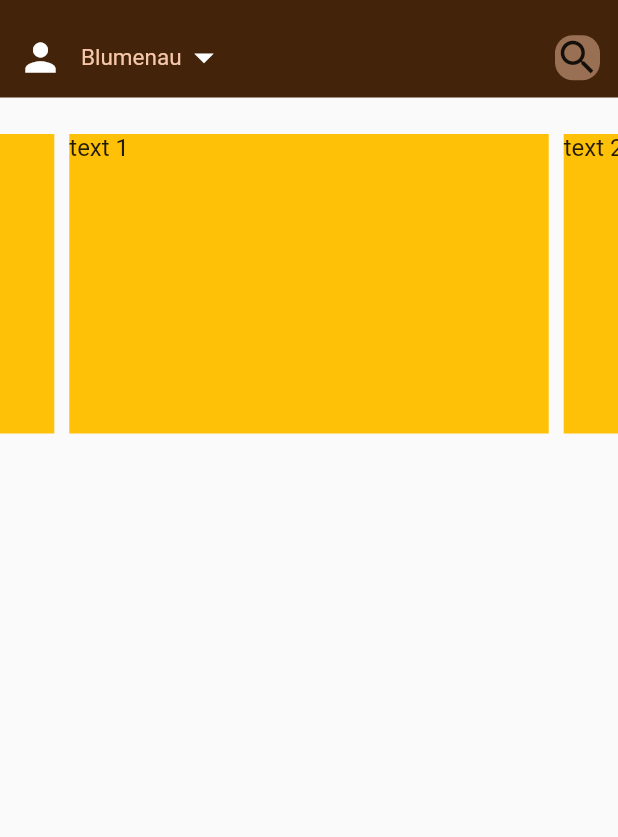
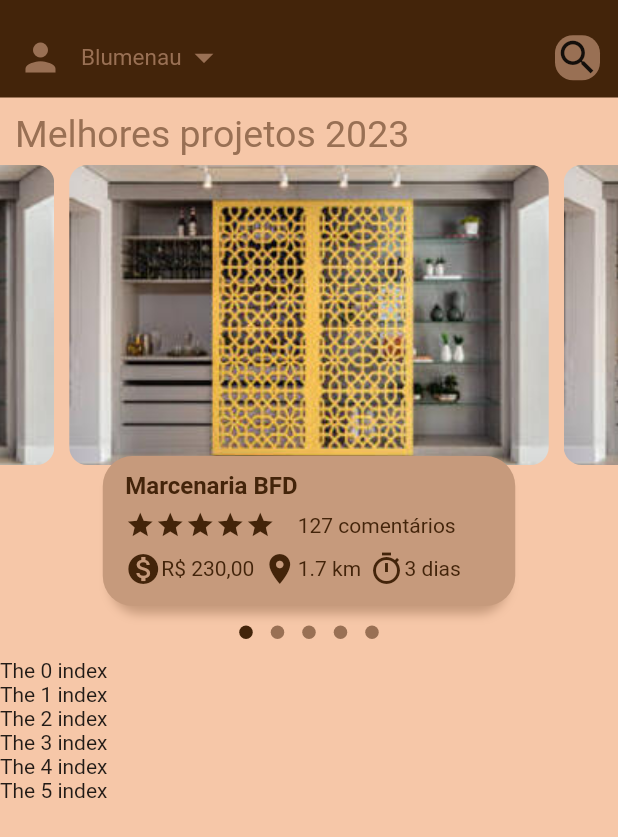
Before and after one commit to juninhocb/MovelX_Mobile, a Flutter app: the GuestHomePage screen opened by its route, on a phone screen of 412 x 824 dp. Shown: the top 837 px of the screen. Run offline on Flutter 3.47's test engine with Material 2 defaults, Android fonts, the phone set to English and light mode, and no system bars; drawn by our look-alikes of carousel_slider, dots_indicator; our stand-ins replace flutter_login, get; missing offline and left inert: dart:ffi.

Commit message:
feat: carousel slider | container information

```diff
--- a/lib/helpers/constants/app_constants.dart
+++ b/lib/helpers/constants/app_constants.dart
@@ -1,6 +1,14 @@
 class AppConstants {
   static const String logoPath = "assets/images/Logo.png";
   static const String logoWithoutBgPath = "assets/images/Logowbg.png";
+
+  //Showroom
+  static const String guestImage1 = "assets/images/guest_image/dispense1.jpg";
+  static const String guestImage2 = "assets/images/guest_image/kitchen1.jpg";
+  static const String guestImage3 = "assets/images/guest_image/kitchen2.jpg";
+  static const String guestImage4 = "assets/images/guest_image/kitchen3.jpg";
+  static const String guestImage5 = "assets/images/guest_image/living1.jpg";
+
 
   static Duration twoSeconds = const Duration(seconds: 2);
   static Duration threeSeconds = const Duration(seconds: 3);
--- a/lib/views/guest/pages/guest_home_page.dart
+++ b/lib/views/guest/pages/guest_home_page.dart
@@ -1,8 +1,13 @@
+import 'dart:ffi';
+
+import 'package:dots_indicator/dots_indicator.dart';
 import 'package:flutter/cupertino.dart';
 import 'package:flutter/material.dart';
 import 'package:carousel_slider/carousel_slider.dart';
+import 'package:mobile_movelx/helpers/constants/app_constants.dart';
 
 import '../../../helpers/constants/app_colors.dart';
+import '../../../widgets/icon_and_text.dart';
 
 class GuestHomePage extends StatefulWidget {
   const GuestHomePage({Key? key}) : super(key: key);
@@ -11,28 +16,45 @@ class GuestHomePage extends StatefulWidget {
   State<GuestHomePage> createState() => _HomePageState();
 }
 
+class _HomePageState extends State<GuestHomePage> {
+  final CarouselController _carouselController = CarouselController();
+  final _pageLength = 5;
+  double _currentIndexPage = 0.0;
+  List<String> _imagesPath = [
+    AppConstants.guestImage1,
+    AppConstants.guestImage2,
+    AppConstants.guestImage3,
+    AppConstants.guestImage4,
+    AppConstants.guestImage5
+  ];
 
-class _HomePageState extends State<GuestHomePage> {
+  String _currentImage = AppConstants.guestImage1;
+
+  //region LifeCycle
+
+  @override
+  void initState() {
+    super.initState();
+  }
 
   @override
   void dispose() {
-    print('GuestHomePage disposed!');
     super.dispose();
   }
+
+  //endregion
 
   @override
   Widget build(BuildContext context) {
     return Scaffold(
+      backgroundColor: AppColors.textColor,
       body: Column(
-        children: [
-          _buildTopFixedMenu(),
-          _buildBody()
-        ],
+        children: [_buildTopFixedMenu(), _buildBody()],
       ),
     );
   }
 
-  Widget _buildTopFixedMenu(){
+  Widget _buildTopFixedMenu() {
     return Container(
       padding: EdgeInsets.only(top: 12, right: 12, left: 12),
       height: 65,
@@ -42,13 +64,23 @@ class _HomePageState extends State<GuestHomePage> {
         children: [
           Row(
             children: [
-              Icon(Icons.person, color: Colors.white, size: 30.0,),
-              SizedBox(width: 12,),
-              Text("Blumenau", style: TextStyle(
-                fontSize: 15,
-                color: AppColors.textColor
-              ),),
-              Icon(Icons.arrow_drop_down,  color: Colors.white, size: 30.0,)
+              Icon(
+                Icons.person,
+                color: AppColors.detailColor,
+                size: 30.0,
+              ),
+              SizedBox(
+                width: 12,
+              ),
+              Text(
+                "Blumenau",
+                style: TextStyle(fontSize: 15, color: AppColors.detailColor),
+              ),
+              Icon(
+                Icons.arrow_drop_down,
+                color: AppColors.detailColor,
+                size: 30.0,
+              )
             ],
           ),
           Container(
@@ -56,49 +88,165 @@ class _HomePageState extends State<GuestHomePage> {
               color: AppColors.detailColor,
               borderRadius: BorderRadius.circular(12),
             ),
-            child: Icon(Icons.search, size: 30.0,),
+            child: Icon(
+              Icons.search,
+              size: 30.0,
+            ),
           )
         ],
       ),
     );
   }
 
-  Widget _buildBody(){
+  Widget _buildBody() {
     return Container(
       child: Column(
-        children: [
-          _buildFirtBodyPart(),
-          _buildSecondBodyPart()
-        ],
+        children: [_buildFirstBodyPart(),
+          _buildDots(),
+          _buildSecondBodyPart()],
       ),
     );
   }
 
-  Widget _buildFirtBodyPart(){
-    return Container(
-      margin: EdgeInsets.only(top: 24.0),
+  Widget _buildFirstBodyPart() {
+    return Column(
+      crossAxisAlignment: CrossAxisAlignment.start,
+      children: [
+        Container(
+          margin: EdgeInsets.only(top: 10, left: 10),
+          child: Text(
+            "Melhores projetos 2023",
+            style: TextStyle(fontSize: 25, color: AppColors.detailColor),
+          ),
+        ),
+        SizedBox(
+          height: 300,
+          child: Stack(
+            children: [
+              Container(
+                margin: EdgeInsets.only(top: 6.0),
                 child: CarouselSlider(
-        options: CarouselOptions(height: 200.0),
-        items: [1,2,3,4,5].map((i) {
+                  carouselController: _carouselController,
+                  options: CarouselOptions(
+                      height: 200.0,
+                      onPageChanged: (index, reason) {
+                        setState(() {
+                          _currentIndexPage = index.toDouble();
+                          _currentImage = _imagesPath[index];
+                        });
+                      }),
+                  items: [1, 2, 3, 4, 5].map((i) {
                     return Builder(
                       builder: (BuildContext context) {
                         return Container(
                           width: MediaQuery.of(context).size.width,
                           margin: EdgeInsets.symmetric(horizontal: 5.0),
                           decoration: BoxDecoration(
-                      color: Colors.amber
+                            borderRadius: BorderRadius.circular(12),
+                            image: DecorationImage(
+                              image: AssetImage(_currentImage),
+                              fit: BoxFit.cover,
                             ),
-                  child: Text('text $i', style: TextStyle(fontSize: 16.0),)
+                          ),
                         );
                       },
                     );
                   }).toList(),
                 ),
+              ),
+              Align(
+                alignment: Alignment.bottomCenter,
+                child: Container(
+                  height: 100,
+                  width: 265,
+                  margin: EdgeInsets.only(
+                      left: 30,
+                      right: 30,
+                      top:170.0), // Add top padding here
+                  decoration: BoxDecoration(
+                    borderRadius: BorderRadius.circular(20),
+                    color: AppColors.secondaryDetailColor,
+                    boxShadow: [
+                      BoxShadow(
+                        color: AppColors.secondaryDetailColor,
+                        blurRadius: 5.0,
+                        offset: Offset(0, 5),
+                      ),
+                      BoxShadow(color: AppColors.secondaryDetailColor, offset: Offset(-5, 0)),
+                      BoxShadow(color: AppColors.secondaryDetailColor, offset: Offset(5, 0)),
+                    ],
+                  ),
+                  child: Container(
+                    padding: EdgeInsets.only(top: 10, left: 10, right: 10),
+                    child: Column(
+                      crossAxisAlignment: CrossAxisAlignment.start,
+                      children: [
+                        Text("Marcenaria BFD", style: TextStyle(
+                          fontSize: 16,
+                          color: AppColors.mainColor,
+                          fontWeight: FontWeight.bold
+                        ),),
+                        SizedBox(height: 7,),
+                        Row(
+                          children: [
+                            Wrap(
+                              children: List.generate(
+                                  5,
+                                      (index) => Icon(Icons.star,
+                                      color: AppColors.mainColor, size: 20)),
+                            ),
+                            SizedBox(width: 15,),
+                            Text("127 comentários", style: TextStyle(
+                              color: AppColors.mainColor
+                            ),)
+                          ],
+                        ),
+                        SizedBox(height: 7,),
+                        Row(
+                          children: [
+                            IconAndText(icon: Icons.monetization_on, text: "R\$ 230,00",),
+                            SizedBox(width: 5,),
+                            IconAndText(icon: Icons.location_on_sharp, text: "1.7 km",),
+                            SizedBox(width: 5,),
+                            IconAndText(icon: Icons.timer_outlined, text: "3 dias",),
+                          ],
+                        )
+
+
+                      ],
+                    ),
+                  ),
+                ),
+              ),
+            ],
+          ),
+        )
+      ],
     );
   }
 
-  Widget _buildSecondBodyPart(){
-    return Container();
+  Widget _buildDots() {
+    return SizedBox(
+      height: 35,
+      child: DotsIndicator(
+        dotsCount: _pageLength,
+        position: _currentIndexPage,
+        decorator: const DotsDecorator(
+            color: AppColors.detailColor, activeColor: AppColors.mainColor),
+      ),
+    );
   }
 
+  Widget _buildSecondBodyPart() {
+    return Container(
+      height: 200,
+      child: ListView.builder(
+          itemCount: 6,
+          itemBuilder: (context, index){
+              return Container(
+                child: Text("The ${index} index"),
+              );
+      }),
+    );
   }
+}
--- /dev/null
+++ b/lib/widgets/icon_and_text.dart
@@ -0,0 +1,25 @@
+import 'package:flutter/cupertino.dart';
+
+import '../helpers/constants/app_colors.dart';
+
+class IconAndText extends StatelessWidget {
+  final IconData icon;
+  final Color? iconColor;
+  final String text;
+  final Color? textColor;
+  IconAndText({
+    Key? key, required this.icon, this.iconColor = AppColors.mainColor, required this.text, this.textColor = AppColors.mainColor
+  }) : super(key: key);
+
+  @override
+  Widget build(BuildContext context) {
+    return Row(
+      children: [
+        Icon(icon, color: iconColor),
+        Text(text, style: TextStyle(
+          color: textColor
+        ),)
+      ],
+    );
+  }
+}
--- a/pubspec.yaml
+++ b/pubspec.yaml
@@ -34,6 +34,7 @@ dependencies:
   get: ^4.6.5
   flutter_login: ^4.1.1
   carousel_slider: ^4.2.1
+  dots_indicator: ^2.1.0
 
 
 dev_dependencies:
@@ -61,6 +62,8 @@ flutter:
   # To add assets to your application, add an assets section, like this:
   assets:
     - assets/images/
+    - assets/images/guest_image/
+    - assets/images/mar_logos/
   #   - images/a_dot_ham.jpeg
 
   # An image asset can refer to one or more resolution-specific "variants", see
```
Also changed, not shown: assets/images/guest_image/dispense1.jpg (added), assets/images/guest_image/kitchen1.jpg (added), assets/images/guest_image/kitchen2.jpg (added), assets/images/guest_image/kitchen3.jpg (added), assets/images/guest_image/living1.jpg (added), assets/images/mar_logos/mar_logo1.jpg (added), assets/images/mar_logos/mar_logo2.jpg (added), assets/images/mar_logos/mar_logo3.jpg (added), assets/images/mar_logos/mar_logo4.jpg (added), assets/images/mar_logos/mar_logo5.jpg (added), assets/images/mar_logos/mar_logo6.jpg (added), pubspec.lock. Lines whose indentation alone changed are shown as unchanged.
